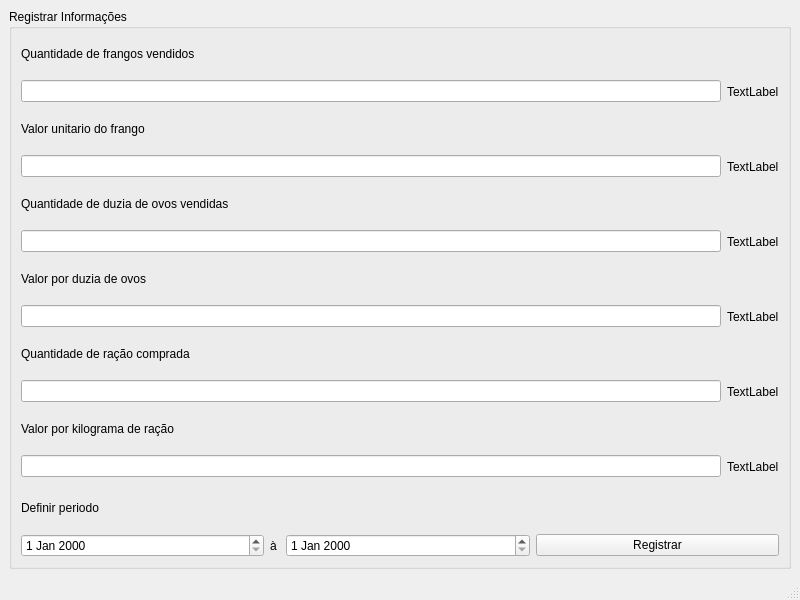
Old version of the form QChickenMain/qchickenmain.ui in the repository mrlucasrib/QChicken.
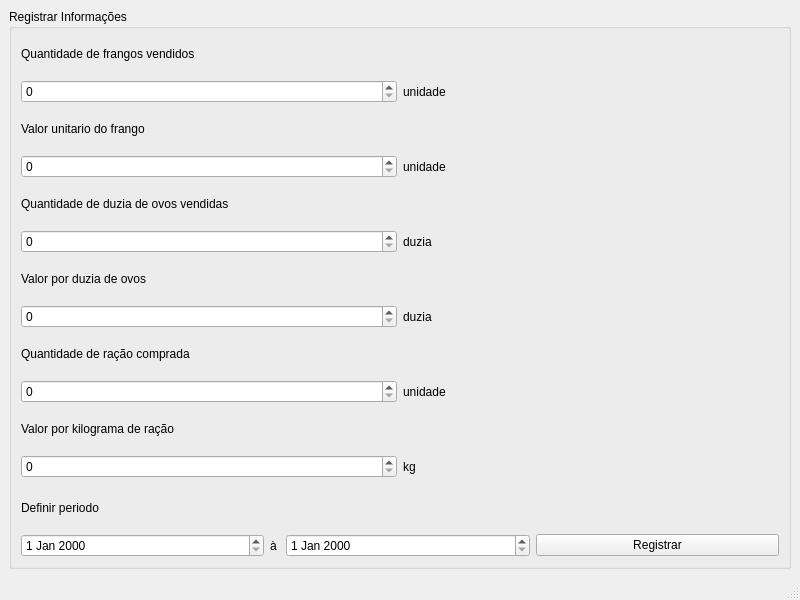
New version of the form.

Commit message: Correção do erro

```diff
--- a/QChickenMain/qchickenmain.ui
+++ b/QChickenMain/qchickenmain.ui
@@ -33,12 +33,12 @@
          <item>
           <layout class="QHBoxLayout" name="horizontalLayout_12">
            <item>
-            <widget class="QLineEdit" name="lineEdit_10"/>
+            <widget class="QSpinBox" name="spinBox_5"/>
            </item>
            <item>
             <widget class="QLabel" name="label_21">
              <property name="text">
-              <string>TextLabel</string>
+              <string>unidade</string>
              </property>
             </widget>
            </item>
@@ -58,12 +58,12 @@
          <item>
           <layout class="QHBoxLayout" name="horizontalLayout_11">
            <item>
-            <widget class="QLineEdit" name="lineEdit_9"/>
+            <widget class="QSpinBox" name="spinBox_6"/>
            </item>
            <item>
             <widget class="QLabel" name="label_19">
              <property name="text">
-              <string>TextLabel</string>
+              <string>unidade</string>
              </property>
             </widget>
            </item>
@@ -83,12 +83,12 @@
          <item>
           <layout class="QHBoxLayout" name="horizontalLayout_15">
            <item>
-            <widget class="QLineEdit" name="lineEdit_13"/>
+            <widget class="QSpinBox" name="spinBox_4"/>
            </item>
            <item>
             <widget class="QLabel" name="label_27">
              <property name="text">
-              <string>TextLabel</string>
+              <string>duzia</string>
              </property>
             </widget>
            </item>
@@ -108,12 +108,12 @@
          <item>
           <layout class="QHBoxLayout" name="horizontalLayout_3">
            <item>
-            <widget class="QLineEdit" name="lineEdit_2"/>
+            <widget class="QSpinBox" name="spinBox_3"/>
            </item>
            <item>
             <widget class="QLabel" name="label_4">
              <property name="text">
-              <string>TextLabel</string>
+              <string>duzia</string>
              </property>
             </widget>
            </item>
@@ -133,12 +133,12 @@
          <item>
           <layout class="QHBoxLayout" name="horizontalLayout_14">
            <item>
-            <widget class="QLineEdit" name="lineEdit_12"/>
+            <widget class="QSpinBox" name="spinBox_2"/>
            </item>
            <item>
             <widget class="QLabel" name="label_25">
              <property name="text">
-              <string>TextLabel</string>
+              <string>unidade</string>
              </property>
             </widget>
            </item>
@@ -158,12 +158,12 @@
          <item>
           <layout class="QHBoxLayout" name="horizontalLayout_13">
            <item>
-            <widget class="QLineEdit" name="lineEdit_11"/>
+            <widget class="QSpinBox" name="spinBox"/>
            </item>
            <item>
             <widget class="QLabel" name="label_23">
              <property name="text">
-              <string>TextLabel</string>
+              <string>kg</string>
              </property>
             </widget>
            </item>
```
Left out of the diff: 2 changed lines with no effect on the pictures. The commit also changes 2 other files.
